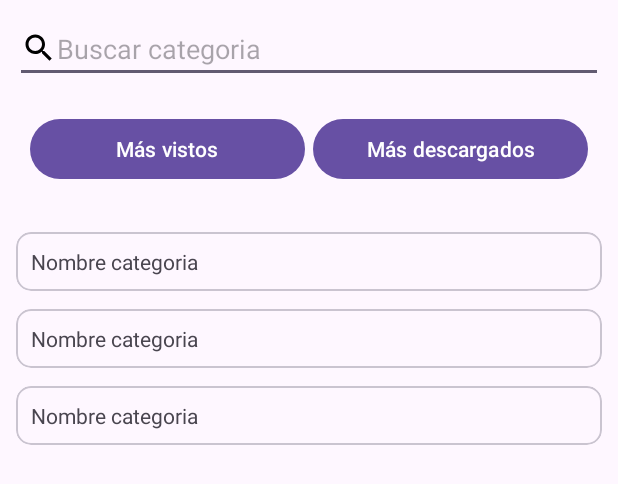
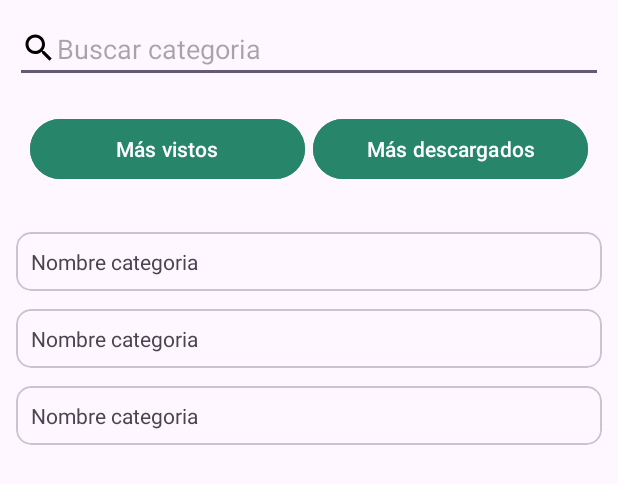
Before and after one commit to CamiloxX/KoalaApp, an Android app: the layout fragment_admin_buscar.xml on its own in the app's theme, with its tools: preview values and no code run, on a phone screen of 412 x 824 dp. Shown: the top 484 px of the screen. Run offline under Robolectric (Android 15) with nearby library versions, the phone set to English and light mode, and no system bars.

Commit message:
Se agrego boton color verdes

```diff
--- a/app/src/main/res/layout/activity_actualizar_libro.xml
+++ b/app/src/main/res/layout/activity_actualizar_libro.xml
@@ -66,7 +66,8 @@
                 android:inputType="textPersonName|textCapWords"
                 android:padding="10dp"
                 android:layout_width="match_parent"
-                android:layout_height="wrap_content"/>
+                android:layout_height="wrap_content"
+                />
         </com.google.android.material.textfield.TextInputLayout>
         <!--Descripcion-->
         <com.google.android.material.textfield.TextInputLayout
@@ -112,7 +113,7 @@
             android:layout_width="wrap_content"
             android:layout_height="wrap_content"
             android:layout_gravity="center"
-            />
+            android:backgroundTint="@color/green"/>
 
     </androidx.appcompat.widget.LinearLayoutCompat>
 
--- a/app/src/main/res/layout/fragment_admin_buscar.xml
+++ b/app/src/main/res/layout/fragment_admin_buscar.xml
@@ -35,7 +35,8 @@ android:orientation="horizontal">
     android:layout_width="0dp"
     android:layout_height="wrap_content"
     android:text="@string/Btn_mas_vistos"
-    android:layout_weight="1">
+    android:layout_weight="1"
+    android:backgroundTint="@color/green">
 
 </com.google.android.material.button.MaterialButton>
 
@@ -46,7 +47,8 @@ android:orientation="horizontal">
     android:layout_height="wrap_content"
     android:layout_marginStart="5dp"
     android:text="@string/Btn_mas_descargados"
-    android:layout_weight="1">
+    android:layout_weight="1"
+    android:backgroundTint="@color/green">
 
 </com.google.android.material.button.MaterialButton>
 
```
Also changed, not shown: 227 other files.
